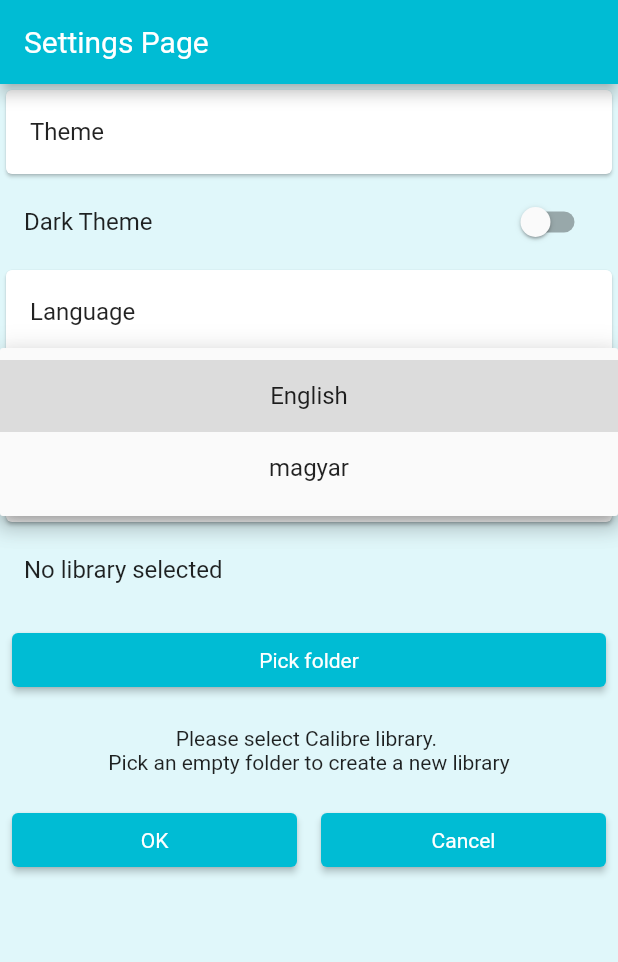
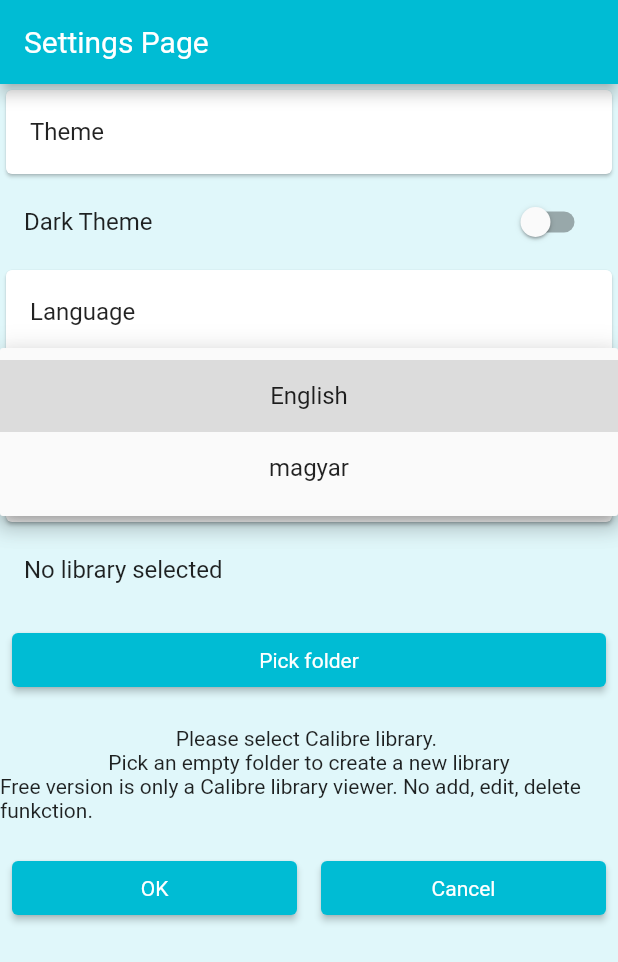
Before and after one commit to kurjakrichard/flutibre, a Flutter app: the screen it shows after launch, after a tap on "English", on a phone screen of 412 x 824 dp. Shown: the top 962 px of the screen. Run offline on Flutter 3.47's test engine with Material 2 defaults, Android fonts, the phone set to English and light mode, and no system bars; our stand-ins replace delayed_display, equatable, file_picker, flutter_riverpod, open_filex, permission_handler and 3 more; missing offline and left inert: pluto_grid; accounts and stored records are empty; generated files the repository leaves out were written again.

Commit message:
Free version restriction

```diff
--- a/lib/l10n/app_hu.arb
+++ b/lib/l10n/app_hu.arb
@@ -9,6 +9,7 @@
     "nolibraryselected": "Nincs könyvtár kiválasztva",
     "chosepath": "Válasszd ki a Calibre könyvtárat!",
     "newlibrary": "Üres mappa esetén új könyvtár jön létre",
+    "attention": "Az ingyenes verzió csak létező Calibre könyvtár megtekintésére használható. Nincs lehetőség hozzáadásra, törlésre, szerkesztésre.",
     "emptylibrary": "Üres könyvtár",
     "nobookselected": "Nincs könyv kiválasztva",
     "ok": "OK",
--- a/lib/pages/datagrid.dart
+++ b/lib/pages/datagrid.dart
@@ -62,10 +62,9 @@ class BookListState extends State<BookList> {
 
   @override
   void initState() {
-    super.initState();
-
     bookListDataSource = BookListDataSource(widget.bookList);
     rows = bookListDataSource.dataGridRows!;
+    super.initState();
   }
 
   @override
--- a/lib/pages/loadingpage.dart
+++ b/lib/pages/loadingpage.dart
@@ -19,7 +19,7 @@ class _LoadingScreenState extends ConsumerState<LoadingPage> {
   }
 
   void wait() async {
-    await Future.delayed(const Duration(seconds: 6));
+    await Future.delayed(const Duration(seconds: 3));
 
     ref.read(loadProvider.notifier).state = true;
   }
@@ -49,10 +49,10 @@ class _LoadingScreenState extends ConsumerState<LoadingPage> {
               child: Row(
                 mainAxisAlignment: MainAxisAlignment.center,
                 children: [
-                  delayedDisplay(0, 'Loading'),
-                  delayedDisplay(2, '.'),
-                  delayedDisplay(3, '.'),
-                  delayedDisplay(4, '.'),
+                  delayedDisplay(100, 'Loading'),
+                  delayedDisplay(500, '.'),
+                  delayedDisplay(1000, '.'),
+                  delayedDisplay(1500, '.'),
                 ],
               ),
             ),
@@ -64,7 +64,7 @@ class _LoadingScreenState extends ConsumerState<LoadingPage> {
 
   Widget delayedDisplay(int delay, String displayText) {
     return DelayedDisplay(
-      delay: Duration(seconds: initialDelay.inSeconds + delay),
+      delay: Duration(milliseconds: initialDelay.inSeconds + delay),
       child: Text(
         displayText,
         style: const TextStyle(
--- a/lib/pages/settingspage.dart
+++ b/lib/pages/settingspage.dart
@@ -118,6 +118,7 @@ class _SettingsPageState extends State<SettingsPage> {
           Text(AppLocalizations.of(context)!.chosepath),
           const Text(' '),
           Text(AppLocalizations.of(context)!.newlibrary),
+          Text(AppLocalizations.of(context)!.attention),
         ]),
         const SizedBox(
           height: 12,
```
Also changed, not shown: lib/l10n/app_en.arb (+9 -5 lines).
